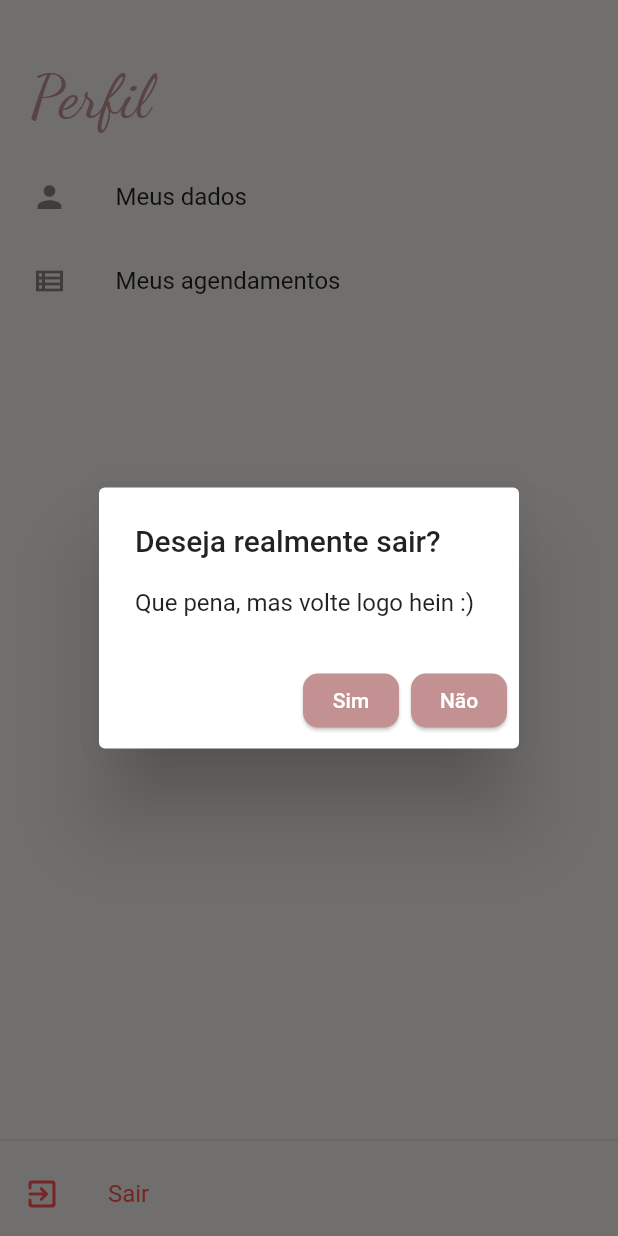
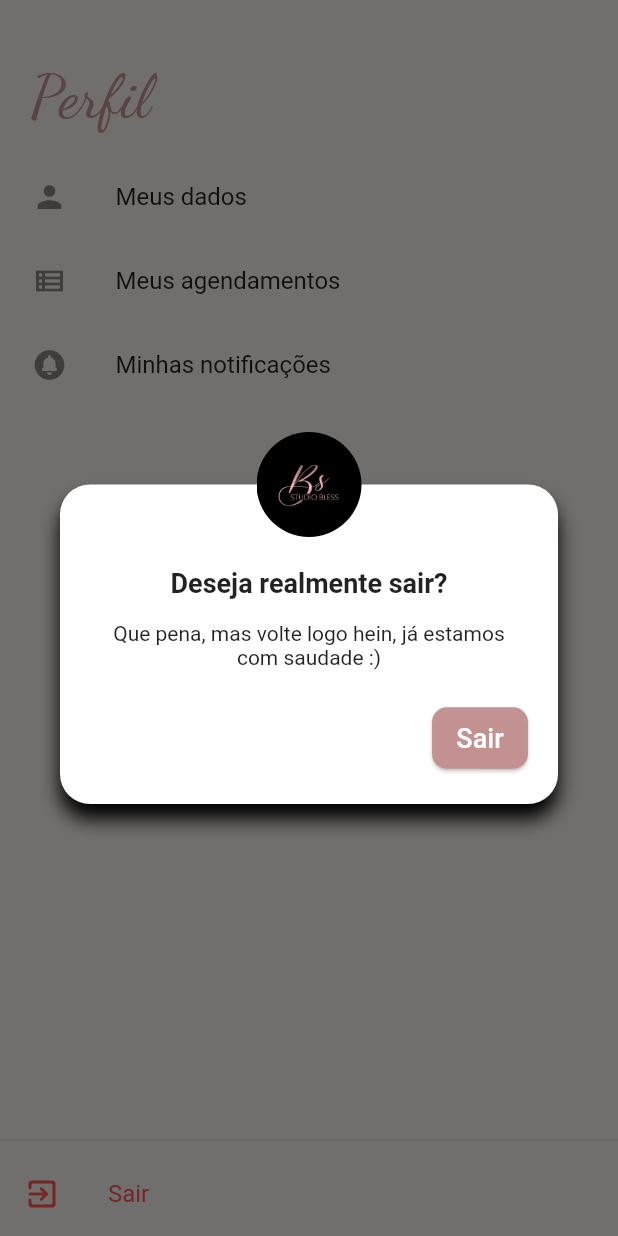
Before and after one commit to nilton-leite/app_sagem, a Flutter app: the Profile screen opened directly, after a tap on "Sair", on a phone screen of 412 x 824 dp. Run offline on Flutter 3.47's test engine with Material 2 defaults, Android fonts, the light colour scheme and no system bars; our stand-ins replace brasil_fields, email_validator, firebase_auth, firebase_core, firebase_messaging, google_fonts and 3 more; missing offline and left inert: empty_widget, http_interceptor, masked_text; accounts and stored records are empty.

Commit message:
feat: Novas funcionalidades

```diff
--- a/lib/main.dart
+++ b/lib/main.dart
@@ -1,4 +1,3 @@
-import 'package:app_sagem/components/customDialogBox.dart';
 import 'package:app_sagem/screens/dashboard.dart';
 import 'package:app_sagem/screens/login/login.dart';
 import 'package:app_sagem/screens/login/register.dart';
--- a/lib/screens/profile/profile.dart
+++ b/lib/screens/profile/profile.dart
@@ -1,3 +1,5 @@
+import 'package:app_sagem/components/customDialogBox.dart';
+import 'package:app_sagem/screens/profile/components/myNotifications.dart';
 import 'package:app_sagem/screens/profile/components/myProfile.dart';
 import 'package:app_sagem/screens/profile/components/mySchedules.dart';
 import 'package:app_sagem/screens/splash.dart';
@@ -95,6 +97,23 @@ class Profile extends StatelessWidget {
                       ),
                     ),
                   ),
+                  InkResponse(
+                    onTap: () {
+                      Navigator.of(context).push(
+                        MaterialPageRoute(
+                          builder: (context) => MyNotifications(),
+                        ),
+                      );
+                    },
+                    child: ListTile(
+                      leading: Icon(
+                        Icons.circle_notifications_rounded,
+                      ),
+                      title: Text(
+                        'Minhas notificações',
+                      ),
+                    ),
+                  ),
                 ],
               ),
             ),
@@ -113,43 +132,16 @@ class Profile extends StatelessWidget {
                       onTap: () {
                         showDialog(
                           context: context,
-                          builder: (BuildContext context) {
-                            return AlertDialog(
-                              title: Text("Deseja realmente sair?"),
-                              content: Text("Que pena, mas volte logo hein :)"),
-                              actions: [
-                                ElevatedButton(
-                                  child: Text("Sim"),
-                                  onPressed: () {
-                                    logout(context);
-                                  },
-                                  style: ElevatedButton.styleFrom(
-                                    primary: Color(0xFFCC39191),
-                                    elevation: 1, //elevation of button
-                                    shape: RoundedRectangleBorder(
-                                      //to set border radius to button
-                                      borderRadius: BorderRadius.circular(10),
-                                    ),
-                                    padding: EdgeInsets.all(7),
-                                  ),
-                                ),
-                                ElevatedButton(
-                                  child: Text("Não"),
-                                  onPressed: () {
-                                    Navigator.of(context).pop();
-                                  },
-                                  style: ElevatedButton.styleFrom(
-                                    primary: Color(0xFFCC39191),
-                                    elevation: 1, //elevation of button
-                                    shape: RoundedRectangleBorder(
-                                      //to set border radius to button
-                                      borderRadius: BorderRadius.circular(10),
-                                    ),
-                                    padding: EdgeInsets.all(7),
-                                  ),
-                                ),
-                              ],
-                            );
+                          builder: (BuildContext contextDialog) {
+                            return CustomDialogBox(
+                                title: "Deseja realmente sair?",
+                                descriptions:
+                                    "Que pena, mas volte logo hein, já estamos com saudade :)",
+                                textConfirm: "Sair",
+                                textCancel: "Não",
+                                function: () async {
+                                  logout(context);
+                                });
                           },
                         );
                       },
```
Also changed, not shown: lib/http/webclients/notifications.dart (added, +21 -0 lines), lib/models/messages_notification.dart (added, +27 -0 lines), lib/models/notifications.dart (added, +30 -0 lines), lib/screens/home/index.dart (+13 -13 lines), lib/screens/profile/components/myNotifications.dart (added, +191 -0 lines).
